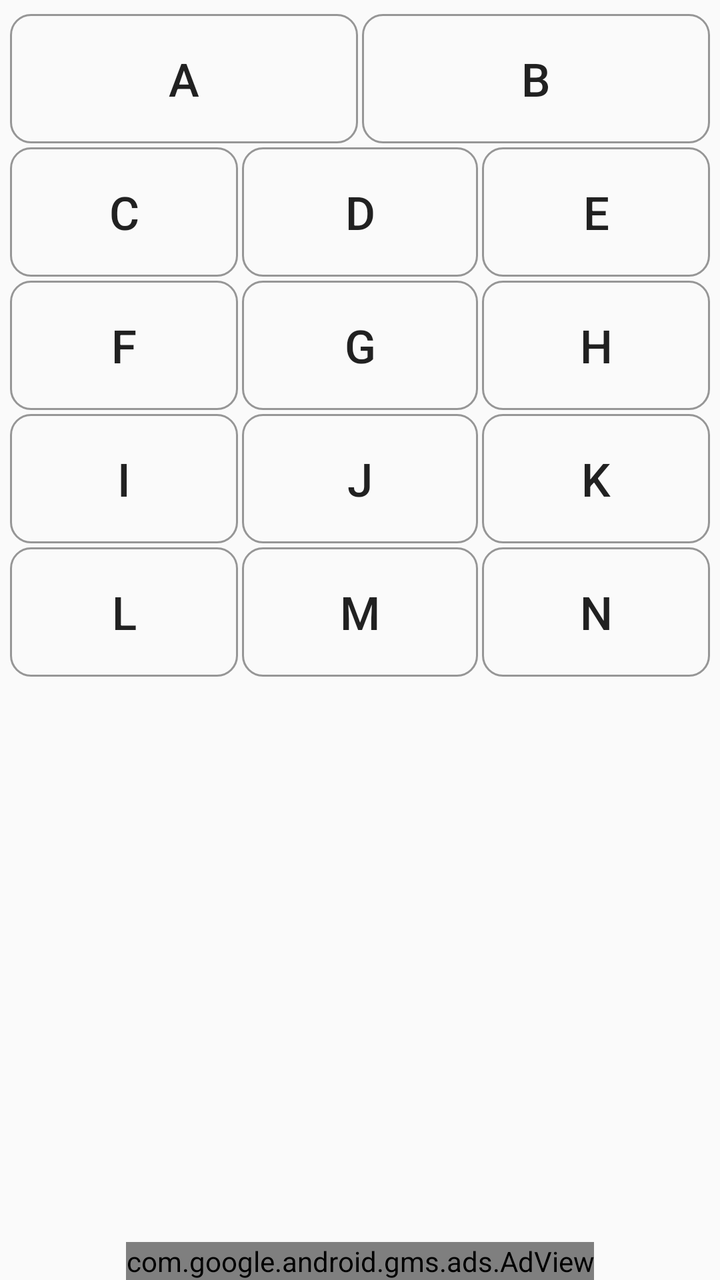
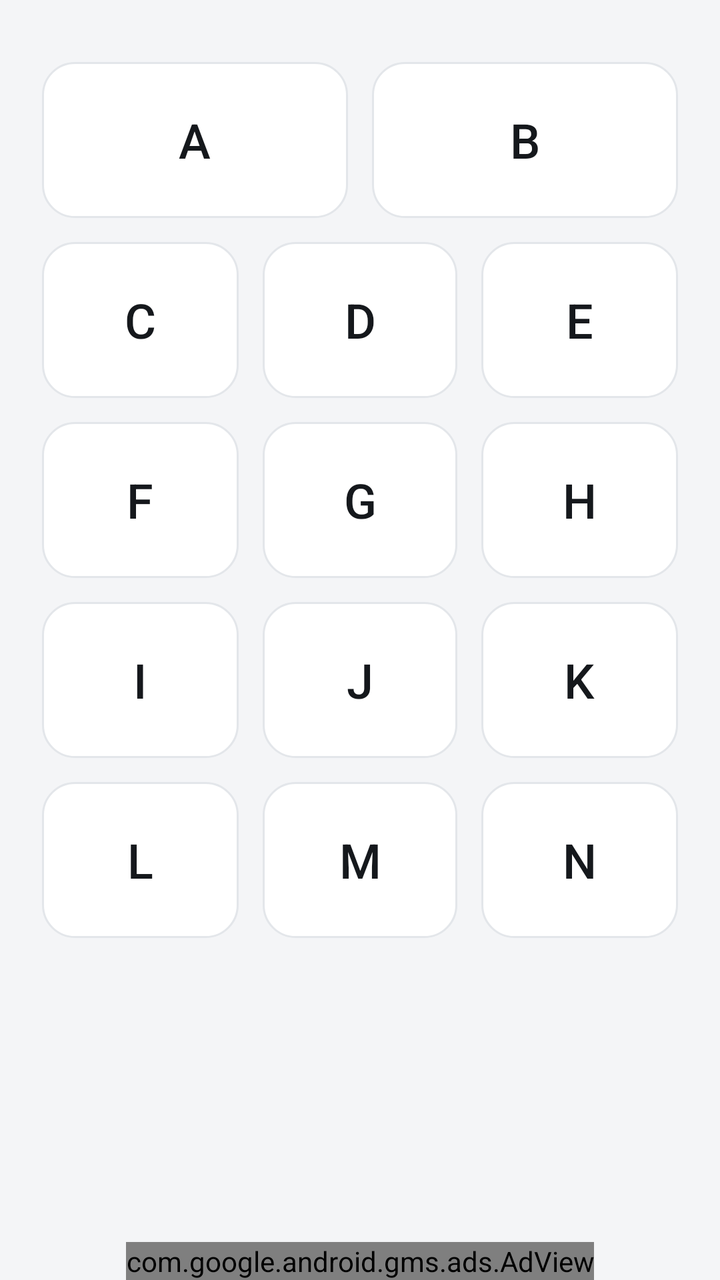

Before-and-after screenshots of an Android layout around one commit, followed by the original layout XML and the change that was made.
<!-- AndroidManifest.xml: application theme AppTheme -->
<!-- res/layout/activity_body.xml -->
<?xml version="1.0" encoding="utf-8"?>
<RelativeLayout xmlns:android="http://schemas.android.com/apk/res/android"
    xmlns:tools="http://schemas.android.com/tools"
    xmlns:ads="http://schemas.android.com/apk/res-auto"
    android:layout_width="fill_parent"
    android:layout_height="fill_parent"
    tools:context=".MainActivity" >

    <LinearLayout
        android:id="@+id/linearLayout2"
        android:layout_width="match_parent"
        android:layout_height="match_parent"
        android:layout_alignParentTop="true"
        android:layout_marginTop="5dp"
        android:layout_centerHorizontal="true"
        android:orientation="vertical" >

        <LinearLayout
            android:id="@+id/linearLayout8"
            android:layout_width="match_parent"
            android:layout_height="wrap_content"
            android:layout_marginTop="2dp"
            android:orientation="horizontal">

            <Button
                android:id="@+id/buttonA"
                android:layout_width="match_parent"
                android:layout_height="wrap_content"
                android:layout_marginLeft="5dp"
                android:layout_marginRight="1dp"
                android:layout_weight="1"
                android:background="@drawable/button_test"
                android:text="A"
                android:textSize="23dp"
                android:paddingTop="17dp"
                android:paddingBottom="17dp" />

            <Button
                android:id="@+id/buttonB"
                android:layout_width="match_parent"
                android:layout_height="wrap_content"
                android:layout_marginLeft="1dp"
                android:layout_marginRight="5dp"
                android:layout_weight="1"
                android:background="@drawable/button_test"
                android:text="B"
                android:textSize="23dp"
                android:paddingTop="17dp"
                android:paddingBottom="17dp" />
        </LinearLayout>

        <LinearLayout
            android:id="@+id/linearLayout4"
            android:layout_width="match_parent"
            android:layout_height="wrap_content"
            android:layout_marginTop="2dp"
            android:orientation="horizontal" >

            <Button
                android:id="@+id/buttonC"
                android:layout_width="match_parent"
                android:layout_height="wrap_content"
                android:layout_marginLeft="5dp"
                android:layout_marginRight="1dp"
                android:layout_weight="1"
                android:background="@drawable/button_test"
                android:text="C"
                android:textSize="23dp"
                android:paddingTop="17dp"
                android:paddingBottom="17dp" />

            <Button
                android:id="@+id/buttonD"
                android:layout_width="match_parent"
                android:layout_height="wrap_content"
                android:layout_marginLeft="1dp"
                android:layout_marginRight="1dp"
                android:layout_weight="1"
                android:background="@drawable/button_test"
                android:text="D"
                android:textSize="23dp"
                android:paddingTop="17dp"
                android:paddingBottom="17dp" />

            <Button
                android:id="@+id/buttonE"
                android:layout_width="match_parent"
                android:layout_height="wrap_content"
                android:layout_marginLeft="1dp"
                android:layout_marginRight="5dp"
                android:layout_weight="1"
                android:background="@drawable/button_test"
                android:text="E"
                android:textSize="23dp"
                android:paddingTop="17dp"
                android:paddingBottom="17dp" />

        </LinearLayout>

        <LinearLayout
            android:id="@+id/linearLayout9"
            android:layout_width="match_parent"
            android:layout_height="wrap_content"
            android:layout_marginTop="2dp"
            android:orientation="horizontal" >

            <Button
                android:id="@+id/buttonF"
                android:layout_width="match_parent"
                android:layout_height="wrap_content"
                android:layout_marginLeft="5dp"
                android:layout_marginRight="1dp"
                android:layout_weight="1"
                android:background="@drawable/button_test"
                android:text="F"
                android:textSize="23dp"
                android:paddingTop="17dp"
                android:paddingBottom="17dp" />

            <Button
                android:id="@+id/buttonG"
                android:layout_width="match_parent"
                android:layout_height="wrap_content"
                android:layout_marginLeft="1dp"
                android:layout_marginRight="1dp"
                android:layout_weight="1"
                android:background="@drawable/button_test"
                android:text="G"
                android:textSize="23dp"
                android:paddingTop="17dp"
                android:paddingBottom="17dp" />

            <Button
                android:id="@+id/buttonH"
                android:layout_width="match_parent"
                android:layout_height="wrap_content"
                android:layout_marginLeft="1dp"
                android:layout_marginRight="5dp"
                android:layout_weight="1"
                android:background="@drawable/button_test"
                android:text="H"
                android:textSize="23dp"
                android:paddingTop="17dp"
                android:paddingBottom="17dp" />
        </LinearLayout>

        <LinearLayout
            android:id="@+id/linearLayout10"
            android:layout_width="match_parent"
            android:layout_height="wrap_content"
            android:layout_marginTop="2dp"
            android:orientation="horizontal" >

            <Button
                android:id="@+id/buttonI"
                android:layout_width="match_parent"
                android:layout_height="wrap_content"
                android:layout_marginLeft="5dp"
                android:layout_marginRight="1dp"
                android:layout_weight="1"
                android:background="@drawable/button_test"
                android:text="I"
                android:textSize="23dp"
                android:paddingTop="17dp"
                android:paddingBottom="17dp" />

            <Button
                android:id="@+id/buttonJ"
                android:layout_width="match_parent"
                android:layout_height="wrap_content"
                android:layout_marginLeft="1dp"
                android:layout_marginRight="1dp"
                android:layout_weight="1"
                android:background="@drawable/button_test"
                android:text="J"
                android:textSize="23dp"
                android:paddingTop="17dp"
                android:paddingBottom="17dp" />

            <Button
                android:id="@+id/buttonK"
                android:layout_width="match_parent"
                android:layout_height="wrap_content"
                android:layout_marginLeft="1dp"
                android:layout_marginRight="5dp"
                android:layout_weight="1"
                android:background="@drawable/button_test"
                android:text="K"
                android:textSize="23dp"
                android:paddingTop="17dp"
                android:paddingBottom="17dp" />
        </LinearLayout>

        <LinearLayout
            android:id="@+id/linearLayout11"
            android:layout_width="match_parent"
            android:layout_height="wrap_content"
            android:layout_marginTop="2dp"
            android:orientation="horizontal" >

            <Button
                android:id="@+id/buttonL"
                android:layout_width="match_parent"
                android:layout_height="wrap_content"
                android:layout_marginLeft="5dp"
                android:layout_marginRight="1dp"
                android:layout_weight="1"
                android:background="@drawable/button_test"
                android:text="L"
                android:textSize="23dp"
                android:paddingTop="17dp"
                android:paddingBottom="17dp" />

            <Button
                android:id="@+id/buttonM"
                android:layout_width="match_parent"
                android:layout_height="wrap_content"
                android:layout_marginLeft="1dp"
                android:layout_marginRight="1dp"
                android:layout_weight="1"
                android:background="@drawable/button_test"
                android:text="M"
                android:textSize="23dp"
                android:paddingTop="17dp"
                android:paddingBottom="17dp" />

            <Button
                android:id="@+id/buttonN"
                android:layout_width="match_parent"
                android:layout_height="wrap_content"
                android:layout_marginLeft="1dp"
                android:layout_marginRight="5dp"
                android:layout_weight="1"
                android:background="@drawable/button_test"
                android:text="N"
                android:textSize="23dp"
                android:paddingTop="17dp"
                android:paddingBottom="17dp" />
        </LinearLayout>

    </LinearLayout>

    <com.google.android.gms.ads.AdView
        android:id="@+id/adView"
        android:layout_width="wrap_content"
        android:layout_height="wrap_content"
        android:layout_centerHorizontal="true"
        android:layout_alignParentBottom="true"
        ads:adSize="BANNER"
        ads:adUnitId="@string/banner_ad_unit_id" />

</RelativeLayout>
<!-- resources referenced by this layout -->
<resources>
  <!-- drawable button_test (drawable) -->
  <?xml version="1.0" encoding="utf-8"?>
  <selector xmlns:android="http://schemas.android.com/apk/res/android">
    <item android:state_pressed="true" >
      <shape>
        <solid
            android:color="#E2E2E2" />
        <stroke
            android:width="1dp"
            android:color="#969696" />
        <padding
            android:left="10dp"
            android:top="10dp"
            android:right="10dp"
            android:bottom="10dp" />
        <corners android:radius="10dp" />  
      </shape>
    </item>
    <item>
      <shape>
        <solid
            android:startColor="#000000" />
        <stroke
            android:width="1dp"
            android:color="#969696" />
        <padding
            android:left="10dp"
            android:top="10dp"
            android:right="10dp"
            android:bottom="10dp" />
        <corners android:radius="10dp" />  
      </shape>
    </item>
  </selector>
  <string name="banner_ad_unit_id">ca-app-pub-1253642133922353/2152469025</string>
  <style name="AppTheme" parent="AppBaseTheme">
          
      </style>
  <style name="AppBaseTheme" parent="Theme.AppCompat.Light">
          
      </style>
</resources>

<!-- the commit's change to res/layout/activity_body.xml (unified diff, before → after) -->
@@ -2,6 +2,9 @@
 <RelativeLayout xmlns:android="http://schemas.android.com/apk/res/android"
     xmlns:tools="http://schemas.android.com/tools"
     xmlns:ads="http://schemas.android.com/apk/res-auto"
+    android:paddingLeft="16dp"
+    android:paddingRight="16dp"
+    android:paddingTop="14dp"
     android:layout_width="fill_parent"
     android:layout_height="fill_parent"
     tools:context=".MainActivity" >
@@ -19,7 +22,7 @@
             android:id="@+id/linearLayout8"
             android:layout_width="match_parent"
             android:layout_height="wrap_content"
-            android:layout_marginTop="2dp"
+            android:layout_marginTop="12dp"
             android:orientation="horizontal">
 
             <Button
@@ -27,11 +30,11 @@
                 android:layout_width="match_parent"
                 android:layout_height="wrap_content"
                 android:layout_marginLeft="5dp"
-                android:layout_marginRight="1dp"
+                android:layout_marginRight="6dp"
                 android:layout_weight="1"
                 android:background="@drawable/button_test"
                 android:text="A"
-                android:textSize="23dp"
+                android:textSize="24sp"
                 android:paddingTop="17dp"
                 android:paddingBottom="17dp" />
 
@@ -39,12 +42,12 @@
                 android:id="@+id/buttonB"
                 android:layout_width="match_parent"
                 android:layout_height="wrap_content"
-                android:layout_marginLeft="1dp"
+                android:layout_marginLeft="6dp"
                 android:layout_marginRight="5dp"
                 android:layout_weight="1"
                 android:background="@drawable/button_test"
                 android:text="B"
-                android:textSize="23dp"
+                android:textSize="24sp"
                 android:paddingTop="17dp"
                 android:paddingBottom="17dp" />
         </LinearLayout>
@@ -53,7 +56,7 @@
             android:id="@+id/linearLayout4"
             android:layout_width="match_parent"
             android:layout_height="wrap_content"
-            android:layout_marginTop="2dp"
+            android:layout_marginTop="12dp"
             android:orientation="horizontal" >
 
             <Button
@@ -61,11 +64,11 @@
                 android:layout_width="match_parent"
                 android:layout_height="wrap_content"
                 android:layout_marginLeft="5dp"
-                android:layout_marginRight="1dp"
+                android:layout_marginRight="6dp"
                 android:layout_weight="1"
                 android:background="@drawable/button_test"
                 android:text="C"
-                android:textSize="23dp"
+                android:textSize="24sp"
                 android:paddingTop="17dp"
                 android:paddingBottom="17dp" />
 
@@ -73,12 +76,12 @@
                 android:id="@+id/buttonD"
                 android:layout_width="match_parent"
                 android:layout_height="wrap_content"
-                android:layout_marginLeft="1dp"
-                android:layout_marginRight="1dp"
+                android:layout_marginLeft="6dp"
+                android:layout_marginRight="6dp"
                 android:layout_weight="1"
                 android:background="@drawable/button_test"
                 android:text="D"
-                android:textSize="23dp"
+                android:textSize="24sp"
                 android:paddingTop="17dp"
                 android:paddingBottom="17dp" />
 
@@ -86,12 +89,12 @@
                 android:id="@+id/buttonE"
                 android:layout_width="match_parent"
                 android:layout_height="wrap_content"
-                android:layout_marginLeft="1dp"
+                android:layout_marginLeft="6dp"
                 android:layout_marginRight="5dp"
                 android:layout_weight="1"
                 android:background="@drawable/button_test"
                 android:text="E"
-                android:textSize="23dp"
+                android:textSize="24sp"
                 android:paddingTop="17dp"
                 android:paddingBottom="17dp" />
 
@@ -101,7 +104,7 @@
             android:id="@+id/linearLayout9"
             android:layout_width="match_parent"
             android:layout_height="wrap_content"
-            android:layout_marginTop="2dp"
+            android:layout_marginTop="12dp"
             android:orientation="horizontal" >
 
             <Button
@@ -109,11 +112,11 @@
                 android:layout_width="match_parent"
                 android:layout_height="wrap_content"
                 android:layout_marginLeft="5dp"
-                android:layout_marginRight="1dp"
+                android:layout_marginRight="6dp"
                 android:layout_weight="1"
                 android:background="@drawable/button_test"
                 android:text="F"
-                android:textSize="23dp"
+                android:textSize="24sp"
                 android:paddingTop="17dp"
                 android:paddingBottom="17dp" />
 
@@ -121,12 +124,12 @@
                 android:id="@+id/buttonG"
                 android:layout_width="match_parent"
                 android:layout_height="wrap_content"
-                android:layout_marginLeft="1dp"
-                android:layout_marginRight="1dp"
+                android:layout_marginLeft="6dp"
+                android:layout_marginRight="6dp"
                 android:layout_weight="1"
                 android:background="@drawable/button_test"
                 android:text="G"
-                android:textSize="23dp"
+                android:textSize="24sp"
                 android:paddingTop="17dp"
                 android:paddingBottom="17dp" />
 
@@ -134,12 +137,12 @@
                 android:id="@+id/buttonH"
                 android:layout_width="match_parent"
                 android:layout_height="wrap_content"
-                android:layout_marginLeft="1dp"
+                android:layout_marginLeft="6dp"
                 android:layout_marginRight="5dp"
                 android:layout_weight="1"
                 android:background="@drawable/button_test"
                 android:text="H"
-                android:textSize="23dp"
+                android:textSize="24sp"
                 android:paddingTop="17dp"
                 android:paddingBottom="17dp" />
         </LinearLayout>
@@ -148,7 +151,7 @@
             android:id="@+id/linearLayout10"
             android:layout_width="match_parent"
             android:layout_height="wrap_content"
-            android:layout_marginTop="2dp"
+            android:layout_marginTop="12dp"
             android:orientation="horizontal" >
 
             <Button
@@ -156,11 +159,11 @@
                 android:layout_width="match_parent"
                 android:layout_height="wrap_content"
                 android:layout_marginLeft="5dp"
-                android:layout_marginRight="1dp"
+                android:layout_marginRight="6dp"
                 android:layout_weight="1"
                 android:background="@drawable/button_test"
                 android:text="I"
-                android:textSize="23dp"
+                android:textSize="24sp"
                 android:paddingTop="17dp"
                 android:paddingBottom="17dp" />
 
@@ -168,12 +171,12 @@
                 android:id="@+id/buttonJ"
                 android:layout_width="match_parent"
                 android:layout_height="wrap_content"
-                android:layout_marginLeft="1dp"
-                android:layout_marginRight="1dp"
+                android:layout_marginLeft="6dp"
+                android:layout_marginRight="6dp"
                 android:layout_weight="1"
                 android:background="@drawable/button_test"
                 android:text="J"
-                android:textSize="23dp"
+                android:textSize="24sp"
                 android:paddingTop="17dp"
                 android:paddingBottom="17dp" />
 
@@ -181,12 +184,12 @@
                 android:id="@+id/buttonK"
                 android:layout_width="match_parent"
                 android:layout_height="wrap_content"
-                android:layout_marginLeft="1dp"
+                android:layout_marginLeft="6dp"
                 android:layout_marginRight="5dp"
                 android:layout_weight="1"
                 android:background="@drawable/button_test"
                 android:text="K"
-                android:textSize="23dp"
+                android:textSize="24sp"
                 android:paddingTop="17dp"
                 android:paddingBottom="17dp" />
         </LinearLayout>
@@ -195,7 +198,7 @@
             android:id="@+id/linearLayout11"
             android:layout_width="match_parent"
             android:layout_height="wrap_content"
-            android:layout_marginTop="2dp"
+            android:layout_marginTop="12dp"
             android:orientation="horizontal" >
 
             <Button
@@ -203,11 +206,11 @@
                 android:layout_width="match_parent"
                 android:layout_height="wrap_content"
                 android:layout_marginLeft="5dp"
-                android:layout_marginRight="1dp"
+                android:layout_marginRight="6dp"
                 android:layout_weight="1"
                 android:background="@drawable/button_test"
                 android:text="L"
-                android:textSize="23dp"
+                android:textSize="24sp"
                 android:paddingTop="17dp"
                 android:paddingBottom="17dp" />
 
@@ -215,12 +218,12 @@
                 android:id="@+id/buttonM"
                 android:layout_width="match_parent"
                 android:layout_height="wrap_content"
-                android:layout_marginLeft="1dp"
-                android:layout_marginRight="1dp"
+                android:layout_marginLeft="6dp"
+                android:layout_marginRight="6dp"
                 android:layout_weight="1"
                 android:background="@drawable/button_test"
                 android:text="M"
-                android:textSize="23dp"
+                android:textSize="24sp"
                 android:paddingTop="17dp"
                 android:paddingBottom="17dp" />
 
@@ -228,12 +231,12 @@
                 android:id="@+id/buttonN"
                 android:layout_width="match_parent"
                 android:layout_height="wrap_content"
-                android:layout_marginLeft="1dp"
+                android:layout_marginLeft="6dp"
                 android:layout_marginRight="5dp"
                 android:layout_weight="1"
                 android:background="@drawable/button_test"
                 android:text="N"
-                android:textSize="23dp"
+                android:textSize="24sp"
                 android:paddingTop="17dp"
                 android:paddingBottom="17dp" />
         </LinearLayout>
<!-- resource entries referenced after the edit -->
@@ -3,43 +3,63 @@
   <!-- drawable button_test (drawable) -->
   <?xml version="1.0" encoding="utf-8"?>
   <selector xmlns:android="http://schemas.android.com/apk/res/android">
-    <item android:state_pressed="true" >
-      <shape>
-        <solid
-            android:color="#E2E2E2" />
-        <stroke
-            android:width="1dp"
-            android:color="#969696" />
-        <padding
-            android:left="10dp"
-            android:top="10dp"
-            android:right="10dp"
-            android:bottom="10dp" />
-        <corners android:radius="10dp" />  
-      </shape>
-    </item>
-    <item>
-      <shape>
-        <solid
-            android:startColor="#000000" />
-        <stroke
-            android:width="1dp"
-            android:color="#969696" />
-        <padding
-            android:left="10dp"
-            android:top="10dp"
-            android:right="10dp"
-            android:bottom="10dp" />
-        <corners android:radius="10dp" />  
-      </shape>
-    </item>
+      <item android:state_pressed="true">
+          <shape android:shape="rectangle">
+              <solid android:color="@color/accent_soft" />
+              <stroke
+                  android:width="1dp"
+                  android:color="@color/accent" />
+              <padding
+                  android:left="12dp"
+                  android:top="12dp"
+                  android:right="12dp"
+                  android:bottom="12dp" />
+              <corners android:radius="16dp" />
+          </shape>
+      </item>
+      <item>
+          <shape android:shape="rectangle">
+              <solid android:color="@color/surface" />
+              <stroke
+                  android:width="1dp"
+                  android:color="@color/outline" />
+              <padding
+                  android:left="12dp"
+                  android:top="12dp"
+                  android:right="12dp"
+                  android:bottom="12dp" />
+              <corners android:radius="16dp" />
+          </shape>
+      </item>
   </selector>
   <string name="banner_ad_unit_id">ca-app-pub-1253642133922353/2152469025</string>
   <style name="AppTheme" parent="AppBaseTheme">
+          <item name="colorPrimary">@color/bar</item>
+          <item name="colorPrimaryDark">@color/bar_dark</item>
+          <item name="colorAccent">@color/accent</item>
+          <item name="android:windowBackground">@color/bg</item>
+          <item name="android:buttonStyle">@style/AppButton</item>
+      </style>
+  <color name="accent_soft">#E7F1EC</color>
+  <color name="accent">#1F6E43</color>
+  <color name="surface">#FFFFFF</color>
+  <color name="outline">#E3E6EA</color>
+  <style name="AppBaseTheme" parent="Theme.MaterialComponents.Light.Bridge">
           
       </style>
-  <style name="AppBaseTheme" parent="Theme.AppCompat.Light">
-          
+  <color name="bar">#14171A</color>
+  <color name="bar_dark">#0B0D0F</color>
+  <color name="bg">#F4F5F7</color>
+  <style name="AppButton" parent="Widget.AppCompat.Button">
+          <item name="android:background">@drawable/button_test</item>
+          <item name="android:textColor">@color/text_primary</item>
+          <item name="android:textSize">24sp</item>
+          <item name="android:fontFamily">sans-serif-medium</item>
+          <item name="android:textAllCaps">false</item>
+          <item name="android:minHeight">78dp</item>
+          <item name="android:stateListAnimator">@null</item>
+          <item name="android:elevation">0dp</item>
       </style>
+  <color name="text_primary">#15181C</color>
 </resources>
 
